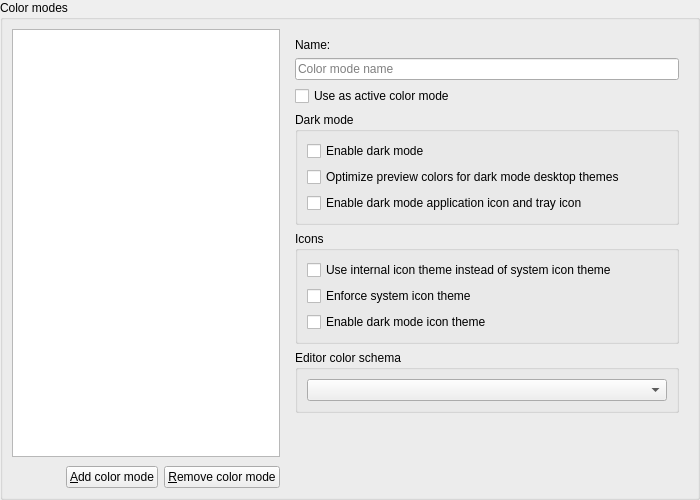
The window that src/widgets/settings/colormodesettingswidget.ui (pbek/QOwnNotes) describes before a commit, drawn with Qt 5.
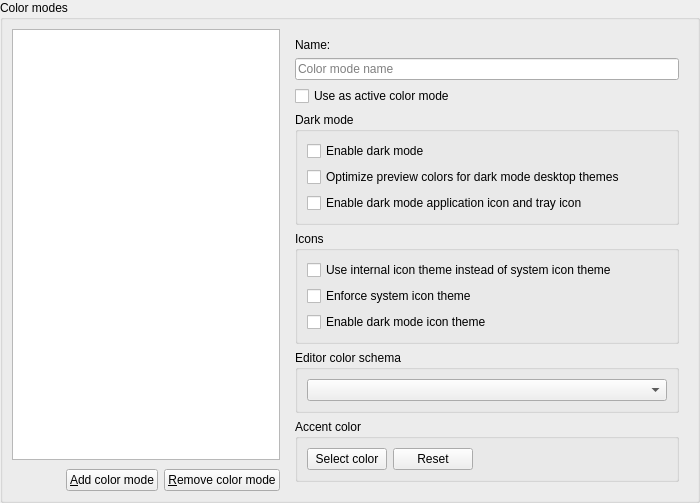
The same window after the commit. Icons and pictures are not drawn.

Commit message: #2647 colormode: add accent color per color mode

Patch:
```diff
--- a/src/widgets/settings/colormodesettingswidget.ui
+++ b/src/widgets/settings/colormodesettingswidget.ui
@@ -258,7 +258,53 @@
            </layout>
           </widget>
          </item>
-         <item row="6" column="0">
+         <item row="6" column="0" colspan="2">
+          <widget class="QGroupBox" name="colorModeAccentColorGroupBox">
+           <property name="title">
+            <string>Accent color</string>
+           </property>
+           <layout class="QGridLayout" name="gridLayout_colorModeAccentColor">
+            <item row="0" column="0">
+             <widget class="QPushButton" name="colorModeAccentColorButton">
+              <property name="toolTip">
+               <string>Select the color that is used for selected text and selected items, like the current note in the note list</string>
+              </property>
+              <property name="text">
+               <string>Select color</string>
+              </property>
+             </widget>
+            </item>
+            <item row="0" column="1">
+             <widget class="QPushButton" name="colorModeAccentColorResetButton">
+              <property name="toolTip">
+               <string>Use the default accent color</string>
+              </property>
+              <property name="text">
+               <string>Reset</string>
+              </property>
+              <property name="icon">
+               <iconset theme="edit-clear" resource="../breeze-qownnotes.qrc">
+                <normaloff>:/icons/breeze-qownnotes/16x16/edit-clear.svg</normaloff>:/icons/breeze-qownnotes/16x16/edit-clear.svg</iconset>
+              </property>
+             </widget>
+            </item>
+            <item row="0" column="2">
+             <spacer name="colorModeAccentColorSpacer">
+              <property name="orientation">
+               <enum>Qt::Horizontal</enum>
+              </property>
+              <property name="sizeHint" stdset="0">
+               <size>
+                <width>40</width>
+                <height>20</height>
+               </size>
+              </property>
+             </spacer>
+            </item>
+           </layout>
+          </widget>
+         </item>
+         <item row="7" column="0">
           <spacer name="colorModeVerticalSpacer">
            <property name="orientation">
             <enum>Qt::Vertical</enum>
```
The commit also changes 12 other files.
